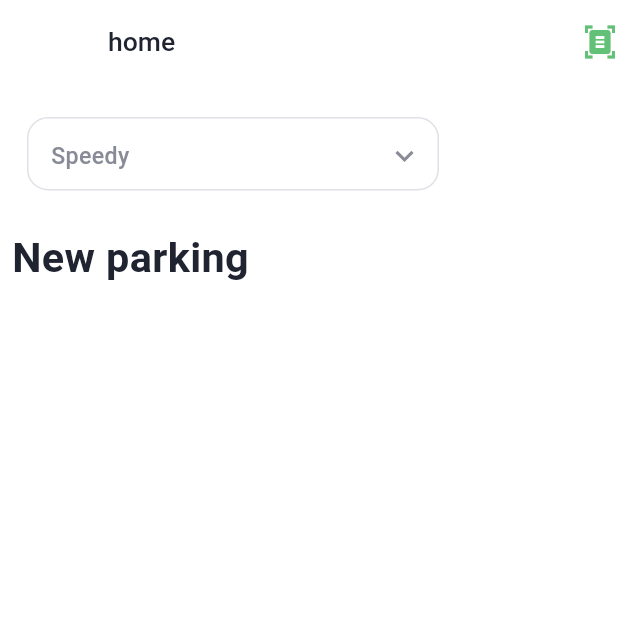
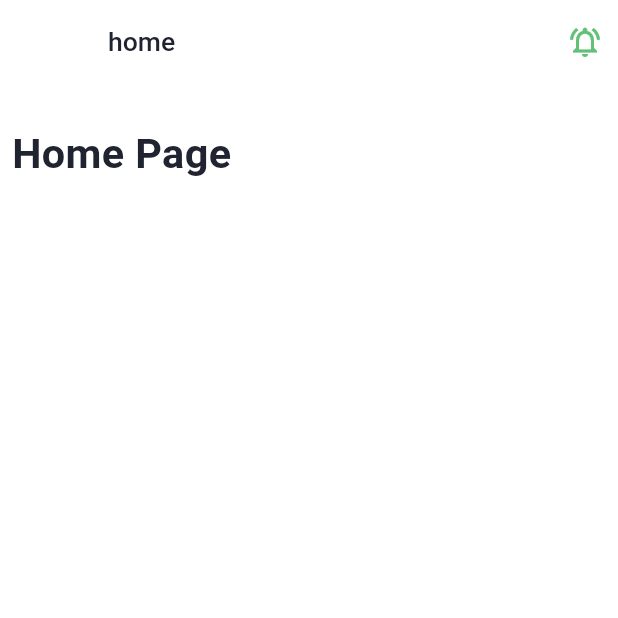
Before and after one commit to KasunHasanga/flutter_getx_starter, a Flutter app: the HomePage screen opened by its route, on a phone screen of 412 x 824 dp, the top half of it. Run offline on Flutter 3.47's test engine with Material 3 defaults, Android fonts, the phone set to English and light mode, and no system bars; our stand-ins replace connectivity_plus, dio, equatable, flutter_native_splash, flutter_secure_storage, get and 3 more; accounts and stored records are empty; Roboto replaces fonts that are missing (Gilroy).

Commit message:
Home page refactor

```diff
--- a/lib/features/home/presentation/controller/home_page_controller.dart
+++ b/lib/features/home/presentation/controller/home_page_controller.dart
@@ -7,16 +7,10 @@ class HomePageController extends GetxController {
   SharedPref sharedPref = SharedPref();
   final storage = const FlutterSecureStorage();
 
-  Rx<VehicleModel> selectedVehicle = VehicleModel().obs;
-  List<VehicleModel> vehicleList = [
-    VehicleModel(type: "Car", nickname: "Speedy", vehicleNumber: "ABC123"),
-    VehicleModel(type: "Bike", nickname: "Racer", vehicleNumber: "XYZ456"),
-    VehicleModel(type: "3 wheel", nickname: "Trike", vehicleNumber: "DEF789"),
-  ];
+
 
   @override
   void onInit() {
-    selectedVehicle.value = vehicleList.first;
     super.onInit();
   }
 }
--- a/lib/features/home/presentation/pages/home_page.dart
+++ b/lib/features/home/presentation/pages/home_page.dart
@@ -3,7 +3,6 @@ import 'package:get/get.dart';
 
 import '../../../../common_widget/app_bar.dart';
 
-import '../../../../common_widget/vehicle_picker.dart';
 import '../../../../config/colors.dart';
 import '../../../../config/constants.dart';
 import '../../../../config/fonts.dart';
@@ -18,9 +17,7 @@ class HomePage extends StatefulWidget {
 }
 
 class _HomePageState extends State<HomePage> {
-
   late HomePageController homePageController;
-
 
   @override
   void initState() {
@@ -43,13 +40,11 @@ class _HomePageState extends State<HomePage> {
             title: 'home'.tr,
             otherAction: [
               GestureDetector(
-                onTap: () {
-
-                },
+                onTap: () {},
                 child: const Padding(
-                  padding: EdgeInsets.only(left: 10),
+                  padding: EdgeInsets.only(right: 10),
                   child: Icon(
-                    Icons.document_scanner,
+                    Icons.notifications_active_outlined,
                     color: AppColors.kGreen,
                   ),
                 ),
@@ -64,54 +59,11 @@ class _HomePageState extends State<HomePage> {
               mainAxisAlignment: MainAxisAlignment.start,
               crossAxisAlignment: CrossAxisAlignment.start,
               children: [
-                GestureDetector(
-                  onTap: () async {
-                    var vehicle = await VehiclePicker(
-                            vehicleList: homePageController.vehicleList,
-                            selectedVehicle:
-                                homePageController.selectedVehicle.value,
-                            context: context)
-                        .showPicker();
-
-                    homePageController.selectedVehicle.value = vehicle;
-                  },
-                  child: Container(
-                    margin: const EdgeInsets.fromLTRB(10, 10, 10, 10),
-                    width: Get.width / 1.5,
-                    padding: const EdgeInsets.fromLTRB(15, 13, 10, 10),
-                    decoration: BoxDecoration(
-                        color: Theme.of(context).colorScheme.background,
-                        borderRadius:
-                            const BorderRadius.all(Radius.circular(14)),
-                        border: Border.all(
-                            color: AppColors.kBorderColor, width: 1)),
-                    child: Obx(() {
-                      return Row(
-                        mainAxisAlignment: MainAxisAlignment.spaceBetween,
-                        children: [
-                          Text(
-                            homePageController.selectedVehicle.value.nickname ??
-                                '-',
-                            style: AppFonts.styleWithGilroyMediumText(
-                                color: AppColors.kTextDarkGray,
-                                fSize: FontSizeValue.fontSize14,
-                                fontWeight: FontWeight.w400),
-                          ),
-                          const Icon(
-                            Icons.keyboard_arrow_down,
-                            color: AppColors.kTextDarkGray,
-                          )
-                        ],
-                      );
-                    }),
-                  ),
-                ),
-
                 const SizedBox(
                   height: 15,
                 ),
                 Text(
-                  'New parking'.tr,
+                  'Home Page'.tr,
                   style: AppFonts.styleWithGilroyBoldText(
                       color: Theme.of(context).colorScheme.onBackground,
                       fSize: FontSizeValue.fontSize25),
@@ -119,17 +71,12 @@ class _HomePageState extends State<HomePage> {
                 const SizedBox(
                   height: 10,
                 ),
-
                 const SizedBox(
                   height: 20,
                 ),
-
               ],
             ),
           ),
         ));
   }
-
-
-
 }
--- a/lib/features/onboarding/presentation/pages/sign_in_page.dart
+++ b/lib/features/onboarding/presentation/pages/sign_in_page.dart
@@ -59,7 +59,7 @@ class _SignInPageState extends State<SignInPage> {
                 height: 20,
               ),
               Text(
-                'Car Park'.tr,
+                'App Name'.tr,
                 textAlign: TextAlign.center,
                 style: AppFonts.styleWithGilroyMediumText(
                     color: Theme.of(context).colorScheme.onBackground, fSize: FontSizeValue.fontSize18),
--- a/pubspec.yaml
+++ b/pubspec.yaml
@@ -41,7 +41,7 @@ dependencies:
   equatable: ^2.0.5
   intl: ^0.18.0
   dio: ^5.1.1
-  connectivity_plus: ^3.0.4
+  connectivity_plus: ^6.0.5
   get_it: ^7.2.0
   http: ^0.13.5
   flutter_secure_storage: ^8.0.0
```
Also changed, not shown: lib/common_widget/vehicle_picker.dart (deleted, +0 -140 lines), pubspec.lock, 3 other files.
